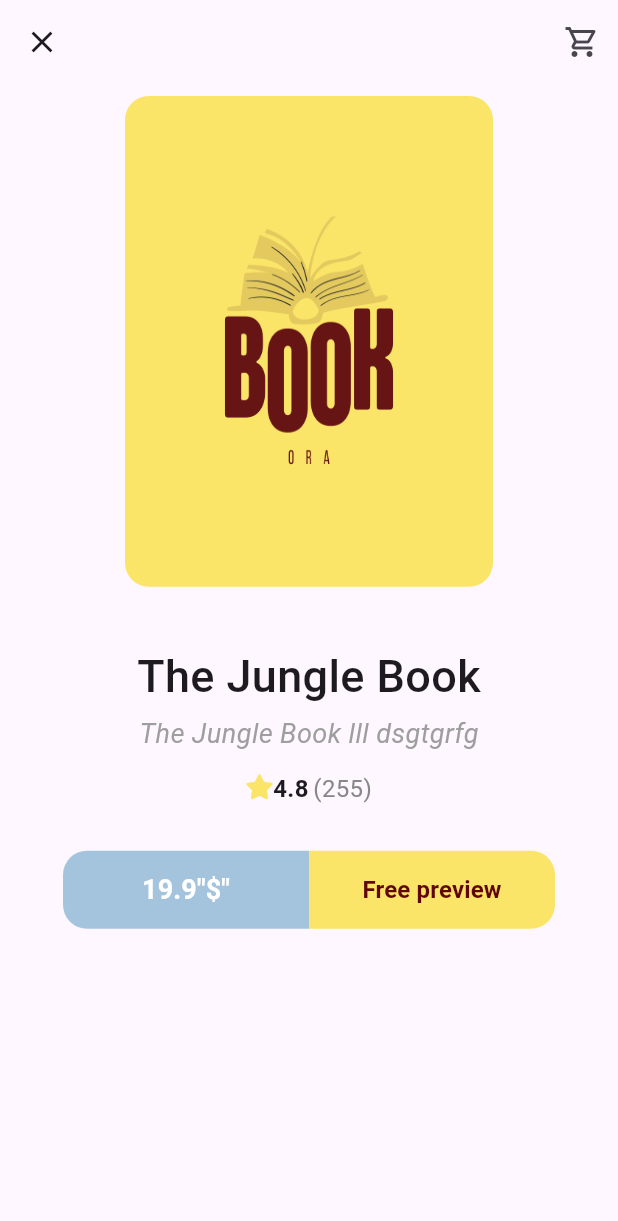
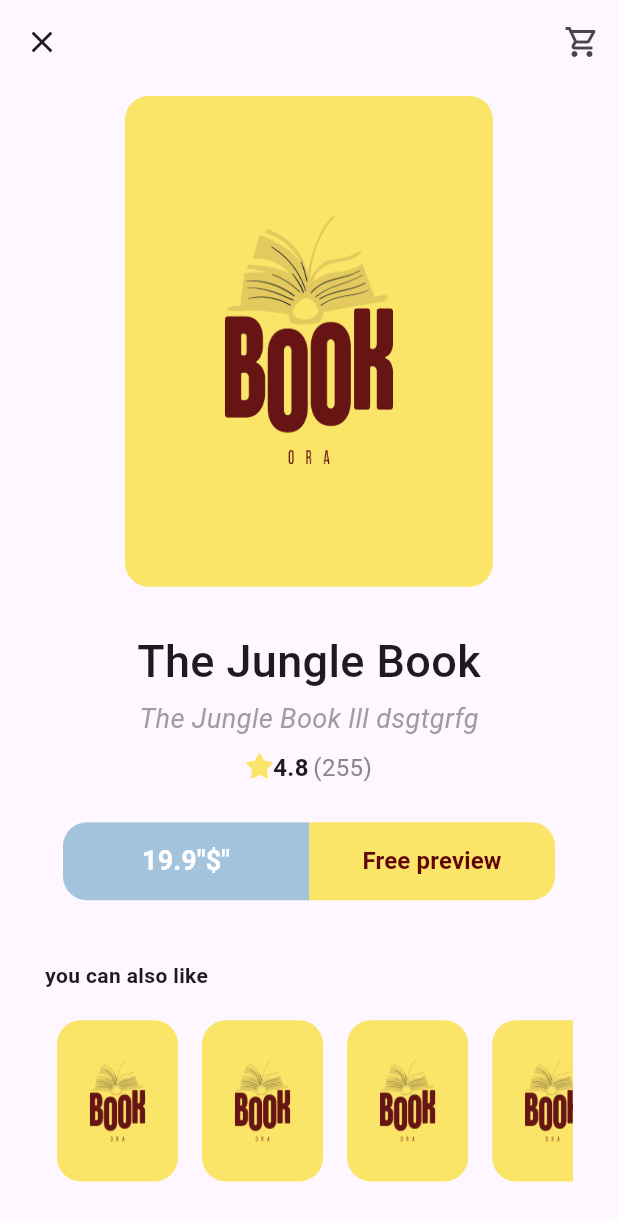
Before and after one commit to asmaamousa/Bookora, a Flutter app: the BookDetailsView screen opened by its route, on a phone screen of 412 x 824 dp. Shown: the top 1221 px of the screen. Run offline on Flutter 3.47's test engine with Material 3 defaults, Android fonts, the phone set to English and light mode, and no system bars; our stand-ins replace font_awesome_flutter, go_router, google_fonts.

Commit message:
book details listview

```diff
--- a/lib/features/home/presentation/views/widgets/book_details_view__body.dart
+++ b/lib/features/home/presentation/views/widgets/book_details_view__body.dart
@@ -4,6 +4,7 @@ import 'package:bookora/cores/widgits/custom_button.dart';
 import 'package:bookora/features/home/presentation/views/widgets/book_rating.dart';
 import 'package:bookora/features/home/presentation/views/widgets/books_action.dart';
 import 'package:bookora/features/home/presentation/views/widgets/scrol_bar_item.dart';
+import 'package:bookora/features/home/presentation/views/widgets/similar_books_scrollview.dart';
 import 'package:flutter/cupertino.dart';
 import 'package:flutter/material.dart';
 
@@ -19,7 +20,7 @@ class BookDetailsViewBody extends StatelessWidget {
           padding: EdgeInsets.symmetric(horizontal: width * .11),
           child: ScrolBarItem(),
         ),
-        SizedBox(height: 30),
+        SizedBox(height: 20),
         Text("The Jungle Book", style: Styles.textStyle30),
         SizedBox(height: 4),
         Text(
@@ -29,10 +30,22 @@ class BookDetailsViewBody extends StatelessWidget {
             color: Colors.grey,
           ),
         ),
-        SizedBox(height: 12),
+        SizedBox(height: 8),
         BookRating(),
-        SizedBox(height: 30,),
+        SizedBox(height: 25,),
         BookActions(),
+        SizedBox(height: 40,),
+        Align(
+          alignment: AlignmentGeometry.centerLeft,
+          child: Text(
+            "you can also like",
+          style: Styles.textStyle14.copyWith(
+            fontWeight: FontWeight.w600
+          ),
+          ),
+        ),
+        SizedBox(height: 12,),
+        SimilarScrolview()
       ],
     );
   }
--- a/lib/features/home/presentation/views/widgets/home_view_body.dart
+++ b/lib/features/home/presentation/views/widgets/home_view_body.dart
@@ -1,8 +1,6 @@
 
-import 'package:bookora/cores/utils/assets.dart';
 import 'package:bookora/cores/utils/styles.dart';
 import 'package:bookora/features/home/presentation/views/widgets/best_seller_listview.dart';
-import 'package:bookora/features/home/presentation/views/widgets/bestseller_list_item.dart';
 import 'package:bookora/features/home/presentation/views/widgets/custom_appbar.dart';
 import 'package:bookora/features/home/presentation/views/widgets/featured_book_listview.dart';
 import 'package:flutter/cupertino.dart';
--- /dev/null
+++ b/lib/features/home/presentation/views/widgets/similar_books_scrollview.dart
@@ -0,0 +1,19 @@
+import 'package:bookora/features/home/presentation/views/widgets/scrol_bar_item.dart';
+import 'package:flutter/material.dart';
+
+class SimilarScrolview extends StatelessWidget {
+  const SimilarScrolview({super.key});
+
+  @override
+  Widget build(BuildContext context) {
+   return SizedBox(
+       height: MediaQuery.of(context).size.height*0.15,
+      child: ListView.builder(
+        scrollDirection: Axis.horizontal,
+        itemBuilder: (index,context){
+      return const ScrolBarItem();
+        }
+        ),
+    );
+  }
+}
```
